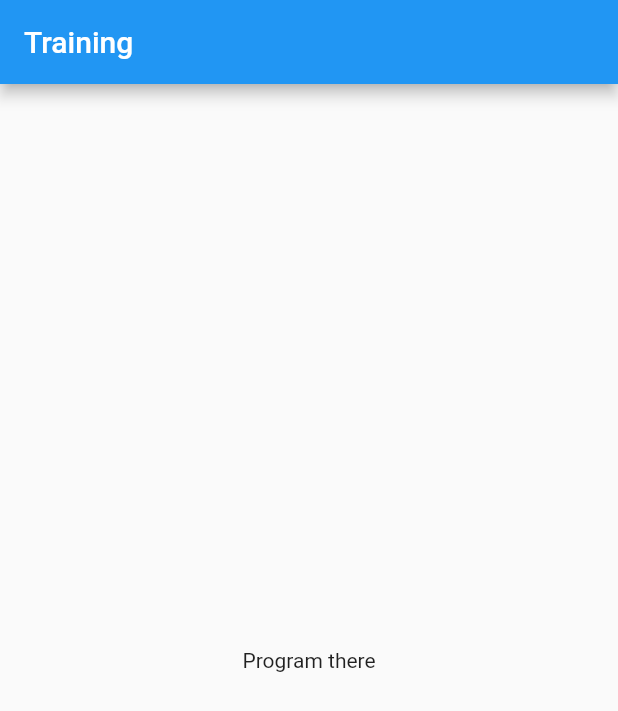
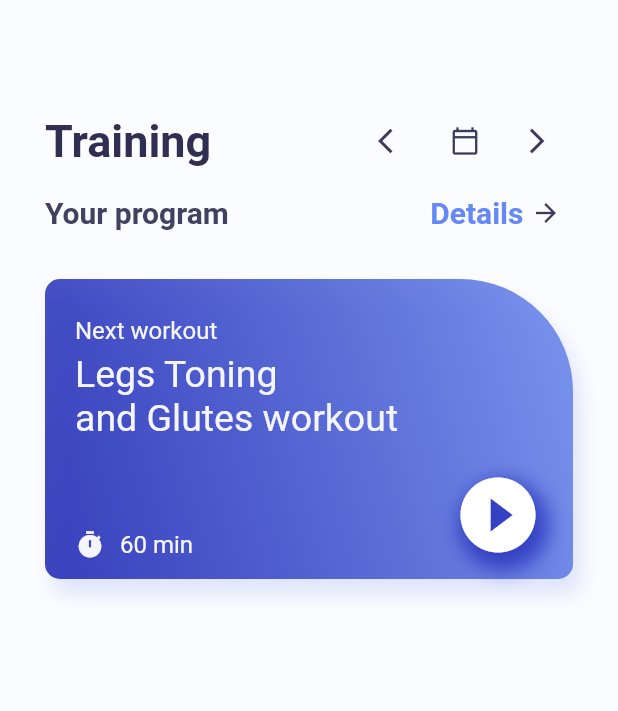
Before and after one commit to tommybarral/Workout-app, a Flutter app: the screen it shows after launch, on a phone screen of 412 x 824 dp. Shown: the top 711 px of the screen. Run offline on Flutter 3.47's test engine with Material 2 defaults, Android fonts, the phone set to English and light mode, and no system bars.

Commit message:
home_page updated 16.03.22

```diff
--- /dev/null
+++ b/lib/models/training.dart
@@ -0,0 +1,14 @@
+
+class Training {
+  final String title;
+  final String time;
+  final String thumbnail;
+  final String videoUrl;
+
+  Training({
+    required this.title,
+    required this.time,
+    required this.thumbnail,
+    required this.videoUrl,
+  });
+}
--- /dev/null
+++ b/lib/models/training_data.dart
@@ -0,0 +1,28 @@
+import 'package:workout_app/models/training.dart';
+
+class TrainingInfo {
+  List<Training> _program = [
+    Training(
+        title: 'Squat and Walk',
+        time: '45 seconds',
+        thumbnail: 'embed/squat1.png',
+        videoUrl: 'videoUrl',
+    ),
+    Training(
+        title: 'Plie squat and Heel raises',
+        time: '55 seconds',
+        thumbnail: 'embed/squat2.png',
+        videoUrl: 'videoUrl',
+    ),
+    Training(
+        title: 'Squat kickback',
+        time: '60 seconds',
+        thumbnail: 'embed/squat3.png',
+        videoUrl: 'videoUrl',
+    ),
+  ];
+
+  List<Training> get program {
+    return [..._program];
+  }
+}
--- a/lib/screens/home_page_screen.dart
+++ b/lib/screens/home_page_screen.dart
@@ -1,5 +1,5 @@
 import 'package:flutter/material.dart';
-
+import '../models/app_color.dart' as color;
 
 class HomePageScreen extends StatefulWidget {
   const HomePageScreen({Key? key}) : super(key: key);
@@ -12,8 +12,99 @@ class _HomePageScreenState extends State<HomePageScreen> {
   @override
   Widget build(BuildContext context) {
     return Scaffold(
-      appBar: AppBar(title: Text('Training'),),
-      body: Center(child: Text('Program there'),),
+      backgroundColor: color.AppColor.homePageBackground,
+      body: Container(
+        padding: EdgeInsets.only(top: 70, left: 30, right: 30),
+        child: Column(
+          children: [
+            Row(
+              mainAxisAlignment: MainAxisAlignment.center,
+              children: [
+                Text('Training', style: TextStyle(fontSize: 30, color: color.AppColor.homePageTitle, fontWeight: FontWeight.w700),),
+                //Expanded(child: Container()),
+                Spacer(),
+                IconButton(onPressed: () {}, icon: Icon(Icons.arrow_back_ios, size: 20, color: color.AppColor.homePageIcons,),),
+                IconButton(onPressed: () {}, icon: Icon(Icons.calendar_today_outlined, size: 20, color: color.AppColor.homePageIcons,),),
+                IconButton(onPressed: () {}, icon: Icon(Icons.arrow_forward_ios, size: 20, color: color.AppColor.homePageIcons,),),
+              ],
+            ),
+            Row(
+              children: [
+                Text('Your program', style: TextStyle(fontSize: 20, color: color.AppColor.homePageSubtitle, fontWeight: FontWeight.w700),),
+                Spacer(),
+                TextButton(onPressed: () {}, child: Row(
+                  children: [
+                    Text('Details', style: TextStyle(fontSize: 20, color: color.AppColor.homePageDetail, fontWeight: FontWeight.w700),),
+                    SizedBox(width: 5),
+                    Icon(Icons.arrow_forward, size: 20, color: color.AppColor.homePageIcons,),
+                  ],
+                )),
+              ],
+            ),
+            SizedBox(height: 20),
+            Container(
+              height: 200,
+              width: MediaQuery.of(context).size.width,
+              decoration: BoxDecoration(
+                gradient: LinearGradient(
+                  colors: [color.AppColor.gradientFirst.withOpacity(0.8), color.AppColor.gradientSecond.withOpacity(0.9)],
+                  begin: Alignment.bottomLeft,
+                  end: Alignment.centerRight,
+                ),
+                borderRadius: BorderRadius.only(
+                  topLeft: Radius.circular(10),
+                  topRight: Radius.circular(75),
+                  bottomLeft: Radius.circular(10),
+                  bottomRight: Radius.circular(10),
+                ),
+                boxShadow: [
+                  BoxShadow(
+                    offset: Offset(5, 10),
+                    blurRadius: 10,
+                    color: color.AppColor.gradientSecond.withOpacity(0.2),),
+                ],
+              ),
+              child: Container(
+                padding: EdgeInsets.only(left: 20, top: 25, right: 20),
+                child: Column(
+                  crossAxisAlignment: CrossAxisAlignment.start,
+                  children: [
+                    Text('Next workout', style: TextStyle(fontSize: 16, color: color.AppColor.homePageContainerTextSmall),),
+                    SizedBox(height: 5,),
+                    Text('Legs Toning \nand Glutes workout', style: TextStyle(fontSize: 25, color: color.AppColor.homePageContainerTextSmall),),
+                    SizedBox(height: 20),
+                    Row(
+                      crossAxisAlignment: CrossAxisAlignment.end,
+                      children: [
+                        Row(
+                          children: [
+                            Icon(Icons.timer, size: 20, color: color.AppColor.homePageContainerTextSmall,),
+                            SizedBox(width: 10,),
+                            Text('60 min', style: TextStyle(fontSize: 16, color: color.AppColor.homePageContainerTextSmall,),),
+                          ],
+                        ),
+                        Spacer(),
+                        Container(
+                            decoration: BoxDecoration(
+                              borderRadius: BorderRadius.circular(60),
+                              boxShadow: [
+                                BoxShadow(
+                                  offset: Offset(4, 7),
+                                  color: color.AppColor.gradientFirst.withOpacity(0.6),
+                                  blurRadius: 10,
+                                ),
+                              ],
+                            ),
+                            child: Icon(Icons.play_circle_fill, color: Colors.white, size: 60,)),
+                      ],
+                    ),
+                  ],
+                ),
+              ),
+            ),
+          ],
+        ),
+      ),
     );
   }
 }
```
